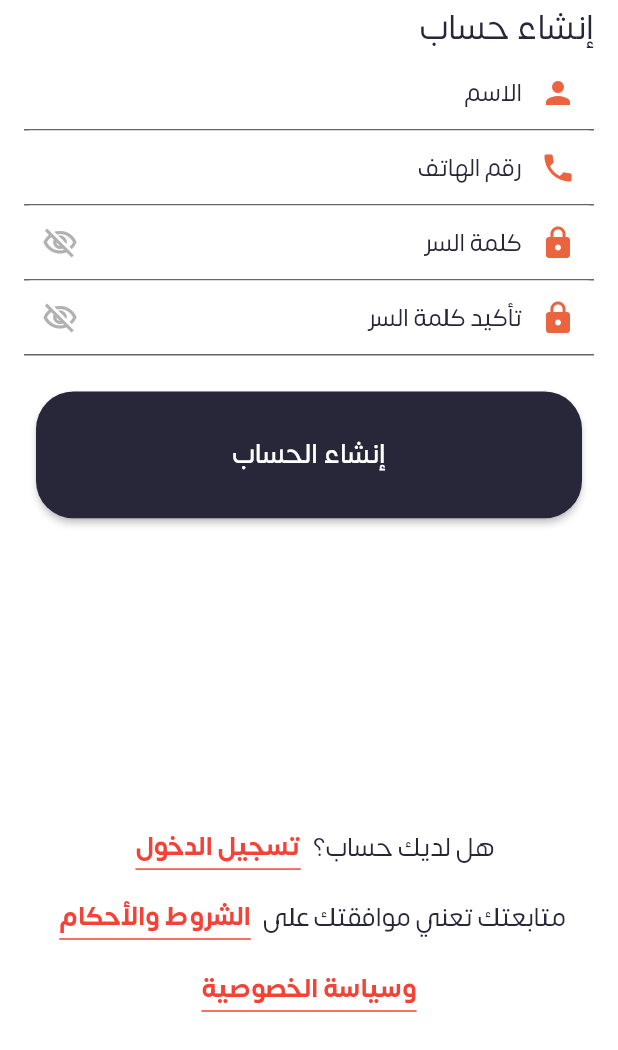
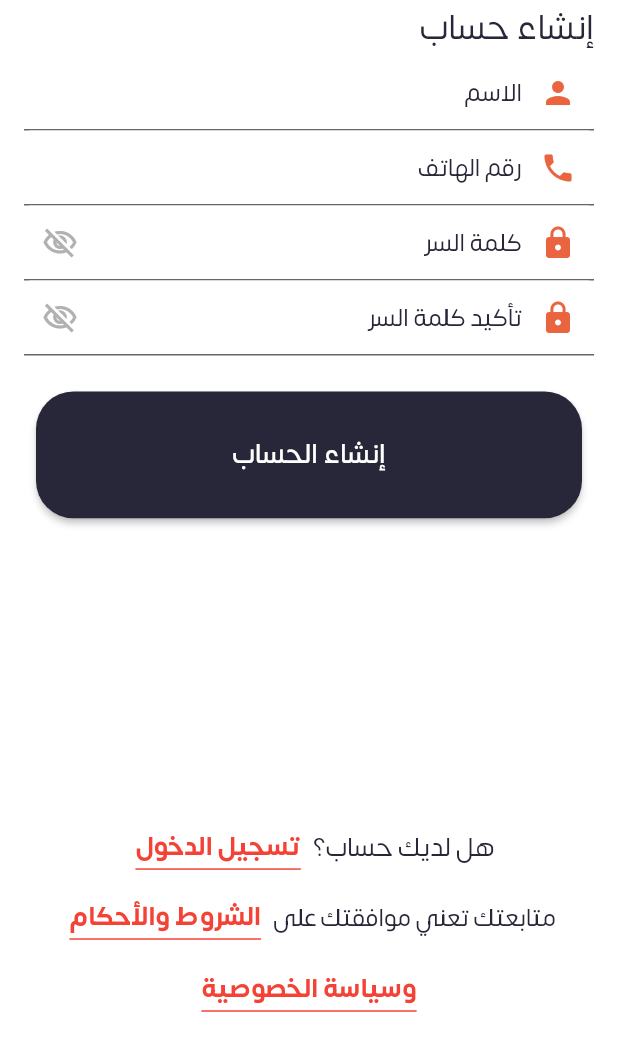
Before and after one commit to loujainIbrahim/future_code_test, a Flutter app: the RegisterPage screen opened by its route, on a phone screen of 412 x 824 dp, the part 186-1236 px from its top. Run offline on Flutter 3.47's test engine with Material 2 defaults, Android fonts, the light colour scheme and no system bars; our stand-ins replace flutter_form_builder, flutter_screenutil, get, image_picker, shared_preferences; accounts and stored records are empty.

Commit message:
edit register

```diff
--- a/lib/screens/register_screen.dart
+++ b/lib/screens/register_screen.dart
@@ -112,7 +112,7 @@ class RegisterPage extends StatelessWidget {
                     DefaultTextButton(text: 'الشروط والأحكام', function: () {}),
                     Text(
                       "متابعتك تعني موافقتك على ",
-                      style: TextStyle(fontSize: 15.sp, color: mainColor),
+                      style: TextStyle(fontSize: 14.sp, color: mainColor),
                     ),
                   ],
                 ),
```
